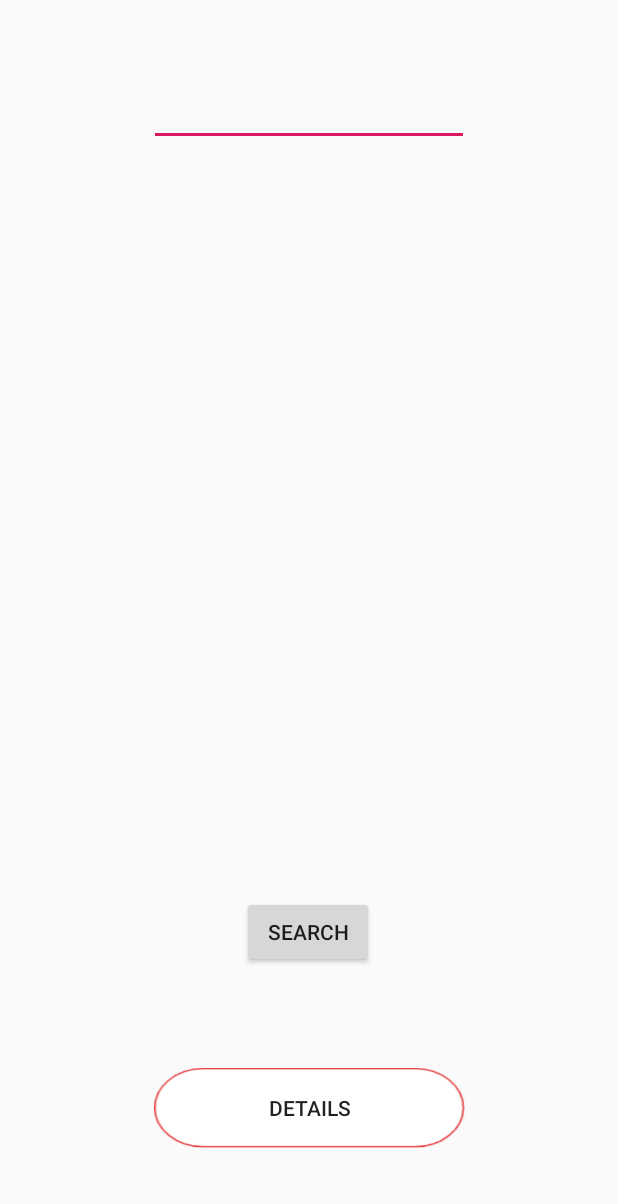
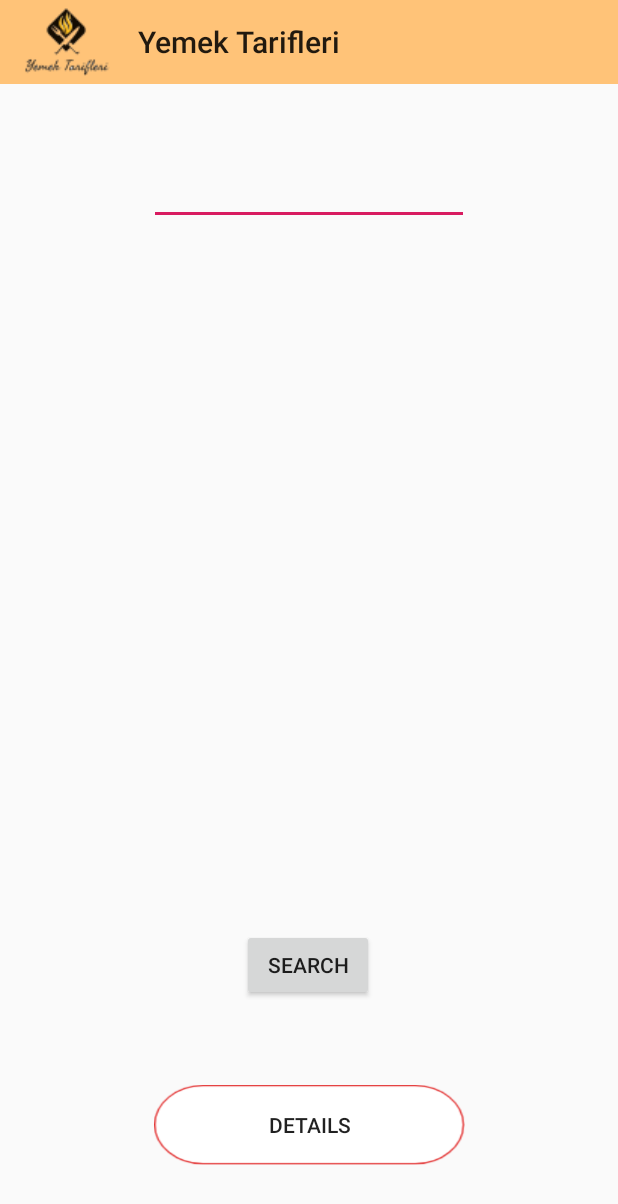
Before and after one commit to burakbaran/Recipe-Management-Service-android, an Android app: the SearchActivity screen opened directly, with no data from a screen before it, on a phone screen of 412 x 824 dp. Shown: the top 1204 px of the screen. Run offline under Robolectric (Android 15) with nearby library versions, the phone set to English and light mode, and no system bars.

Commit message:
Added toolbar all of the activities and also main activity improvements.

```diff
--- a/app/src/main/java/com/recipemanagement/recipemanagement/AddActivity.java
+++ b/app/src/main/java/com/recipemanagement/recipemanagement/AddActivity.java
@@ -30,6 +30,7 @@
     private ListView tagLists;
     private ArrayAdapter adapter;
     private ArrayList<String> listItems=new ArrayList<String>(); // getten gelen tagler string
+
 
 
     private EditText name, description, tags;
--- a/app/src/main/java/com/recipemanagement/recipemanagement/SearchActivity.java
+++ b/app/src/main/java/com/recipemanagement/recipemanagement/SearchActivity.java
@@ -8,6 +8,7 @@
 import android.support.v7.app.AlertDialog;
 import android.support.v7.app.AppCompatActivity;
 import android.os.Bundle;
+import android.support.v7.widget.Toolbar;
 import android.util.Log;
 import android.view.View;
 import android.widget.AdapterView;
@@ -40,6 +41,7 @@
     private Button searchButton,details;
     private ListView searchList; //add the items on the list
     private EditText searchKey;
+    private Toolbar toolbar;
     private ArrayAdapter adapter;
     private ArrayAdapter adapter2;
     private ArrayAdapter adapter3;
@@ -57,6 +59,13 @@
     protected void onCreate(Bundle savedInstanceState) {
         super.onCreate(savedInstanceState);
         setContentView(R.layout.activity_main3);
+        //CustomBar
+        toolbar = findViewById(R.id.CustomBar);
+        setSupportActionBar(toolbar);
+        getSupportActionBar().setTitle("    Yemek Tarifleri");
+        getSupportActionBar().setIcon(R.drawable.asdf);
+
+
         if (android.os.Build.VERSION.SDK_INT > 9)
         {
             StrictMode.ThreadPolicy policy = new
--- a/app/src/main/res/layout/activity_main.xml
+++ b/app/src/main/res/layout/activity_main.xml
@@ -4,6 +4,7 @@
     xmlns:tools="http://schemas.android.com/tools"
     android:layout_width="match_parent"
     android:layout_height="match_parent">
+
     <include layout="@layout/toolbar"
         android:id="@+id/CustomToolBar"/>
 
@@ -11,7 +12,7 @@
             android:layout_width="match_parent"
             android:layout_height="match_parent"
             android:fillViewport="true"
-            android:background="#999999"
+            android:background="#ffffff"
             android:layout_below= "@id/CustomToolBar"
             tools:context=".MainActivity">
 
@@ -32,7 +33,7 @@
                     android:layout_marginTop="10dp"
                     android:layout_marginEnd="10dp"
                     android:layout_marginBottom="10dp"
-                    android:divider="#999999"
+                    android:divider="#ffffff"
                     android:dividerHeight="10dp"
                     android:padding="10dp"
                     app:layout_constraintBottom_toBottomOf="parent"
--- a/app/src/main/res/layout/activity_main3.xml
+++ b/app/src/main/res/layout/activity_main3.xml
@@ -1,11 +1,20 @@
 <?xml version="1.0" encoding="utf-8"?>
-<android.support.constraint.ConstraintLayout xmlns:android="http://schemas.android.com/apk/res/android"
+<RelativeLayout xmlns:android="http://schemas.android.com/apk/res/android"
     xmlns:app="http://schemas.android.com/apk/res-auto"
     xmlns:tools="http://schemas.android.com/tools"
     android:layout_width="match_parent"
+    android:layout_height="match_parent">
+
+    <include layout="@layout/toolbar"
+        android:id="@+id/CustomBar"/>
+
+    <android.support.constraint.ConstraintLayout
+        android:layout_width="match_parent"
         android:layout_height="match_parent"
+        android:layout_below= "@id/CustomBar"
+        tools:context=".SearchActivity">
 
-    tools:context=".SearchActivity">
+
 
 
         <EditText
@@ -17,6 +26,7 @@
             android:layout_marginEnd="8dp"
             android:ems="10"
             android:inputType="textPersonName"
+
             app:layout_constraintBottom_toBottomOf="parent"
             app:layout_constraintEnd_toEndOf="parent"
             app:layout_constraintStart_toStartOf="parent"
@@ -69,3 +79,4 @@
 
 
     </android.support.constraint.ConstraintLayout>
+</RelativeLayout>
--- a/app/src/main/res/layout/toolbar.xml
+++ b/app/src/main/res/layout/toolbar.xml
@@ -2,6 +2,6 @@
 <android.support.v7.widget.Toolbar xmlns:android="http://schemas.android.com/apk/res/android"
     android:layout_width="match_parent"
     android:layout_height="wrap_content"
-    android:background="#999999">
+    android:background="#ffc378">
 
 </android.support.v7.widget.Toolbar>
```
Also changed, not shown: app/src/main/java/com/recipemanagement/recipemanagement/RecipeActivity.java (+7 -0 lines), app/src/main/java/com/recipemanagement/recipemanagement/ViewRecipe.java (+8 -0 lines), app/src/main/res/drawable/custom_background.xml (added, +17 -0 lines), app/src/main/res/layout/activity_recipe.xml (+12 -1 lines), app/src/main/res/layout/activity_view_recipe.xml (+12 -1 lines), app/src/main/res/layout/row_of_list.xml (+7 -4 lines), app/src/main/res/drawable/button2.png. Lines whose indentation alone changed are shown as unchanged.
